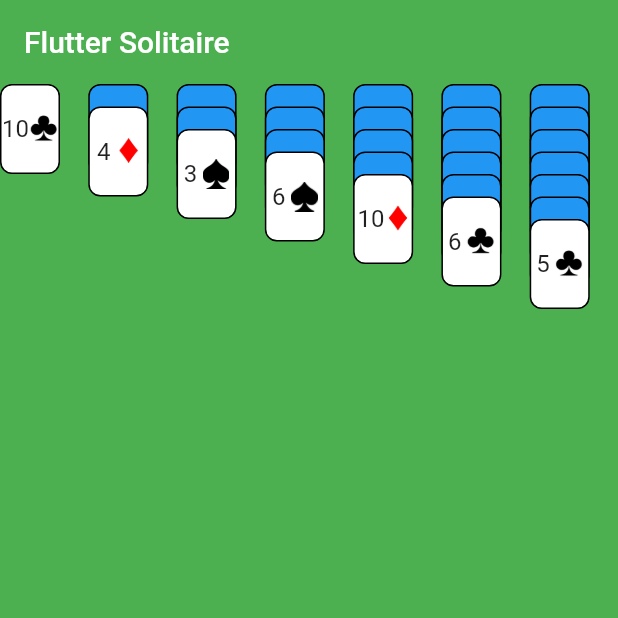
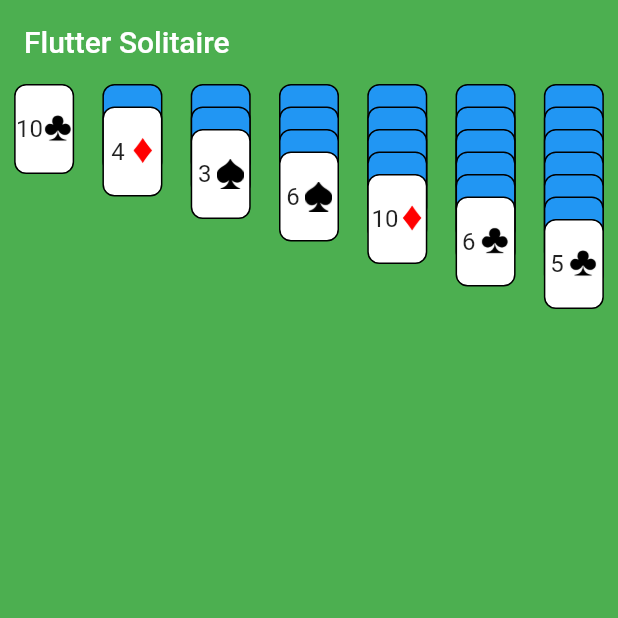
Before and after one commit to deven98/FlutterSolitaire, a Flutter app: the screen it shows after launch, on a phone screen of 412 x 824 dp, the top half of it. Run offline on Flutter 3.47's test engine with Material 2 defaults, Android fonts, the phone set to English and light mode, and no system bars.

Commit message:
Alignment and bug fixes.

```diff
--- a/lib/card_column.dart
+++ b/lib/card_column.dart
@@ -22,6 +22,7 @@ class _CardColumnState extends State<CardColumn> {
   @override
   Widget build(BuildContext context) {
     return Container(
+      alignment: Alignment.topCenter,
       height: 13.0 * 15.0,
       width: 70.0,
       child: DragTarget<Map>(
```
Also changed, not shown: lib/game_screen.dart (+5 -3 lines).
